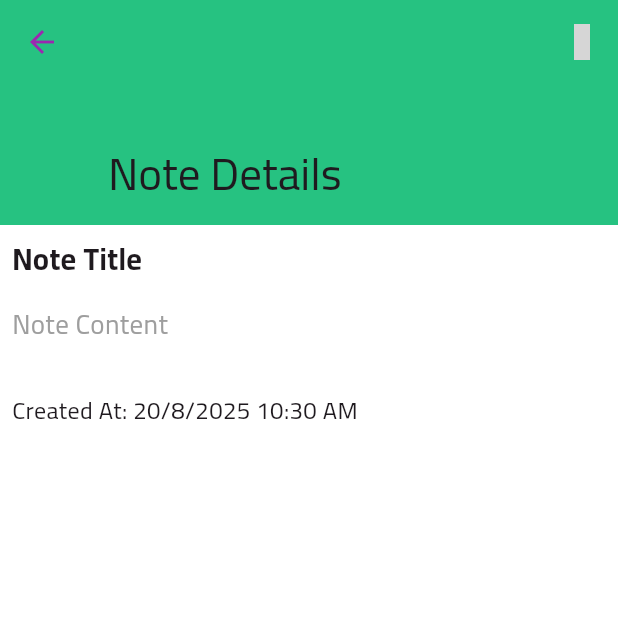
After one commit to Ahmed-Hamdy-911/Jot-Do, a Flutter app: the NoteDetailsView screen opened by its route, on a phone screen of 412 x 824 dp, the top half of it. The commit adds this screen. Run offline on Flutter 3.47's test engine with Material 3 defaults, Android fonts, the phone set to English and light mode, and no system bars; our stand-ins replace animated_splash_screen, bloc, flutter_bloc, flutter_signin_button, flutter_slidable, iconly and 3 more; missing offline and left inert: dynamic_height_grid_view; grey boxes are pictures that could not be loaded.

Commit message:
Added note details view and updated routing, translations, and widgets accordingly.

```diff
--- a/lib/core/routing/app_router.dart
+++ b/lib/core/routing/app_router.dart
@@ -1,5 +1,6 @@
 import 'package:flutter/material.dart';
-import '../../features/home/presentation/views/note/widgets/add_note_view.dart';
+import '../../features/home/presentation/views/note/add_note_view.dart';
+import '../../features/home/presentation/views/note/note_details_view.dart';
 import '../../features/home/presentation/views/task/add_task_view.dart';
 import '../../features/splash/presentation/views/splash_view.dart';
 import '../../features/auth/presentation/views/emailAndPassword/login_view.dart';
@@ -47,6 +48,8 @@ class AppRouter {
         );
       case AppRoutes.addNote:
         return MaterialPageRoute(builder: (_) => const AddNoteView());
+      case AppRoutes.noteDetails:
+        return MaterialPageRoute(builder: (_) => const NoteDetailsView());
       case AppRoutes.addTask:
         return MaterialPageRoute(builder: (_) => const AddTaskView());
       default:
--- /dev/null
+++ b/lib/features/home/presentation/views/note/note_details_view.dart
@@ -0,0 +1,109 @@
+import 'package:flutter/material.dart';
+import 'package:iconly/iconly.dart';
+
+import '../../../../../core/constants/constant.dart';
+import '../../../../../core/widgets/constants_spaces_widgets.dart';
+import '../../../../../generated/l10n.dart';
+
+class NoteDetailsView extends StatefulWidget {
+  const NoteDetailsView({super.key});
+
+  @override
+  State<NoteDetailsView> createState() => _NoteDetailsViewState();
+}
+
+class _NoteDetailsViewState extends State<NoteDetailsView> {
+  late ScrollController _scrollController;
+
+  @override
+  void initState() {
+    super.initState();
+    _scrollController = ScrollController()
+      ..addListener(() {
+        setState(() {});
+      });
+  }
+
+  bool get _isSliverAppBarExpanded {
+    return _scrollController.hasClients &&
+        _scrollController.offset > (140 - kToolbarHeight);
+  }
+
+  @override
+  Widget build(BuildContext context) {
+    var screenWidth = MediaQuery.of(context).size.width;
+    final dateTime = AppConstants.formatDateTime(DateTime.now());
+    return Scaffold(
+      body: CustomScrollView(
+        controller: _scrollController,
+        slivers: [
+          SliverAppBar(
+            expandedHeight: 150,
+            pinned: true,
+            floating: false,
+            backgroundColor: AppConstants.noteColors[0],
+            actions: [
+              IconButton(
+                onPressed: () {},
+                icon: const Icon(IconlyBold.edit),
+              )
+            ],
+            title:
+                _isSliverAppBarExpanded ? Text(S.of(context).note_title) : null,
+            flexibleSpace: FlexibleSpaceBar(
+              title: !_isSliverAppBarExpanded
+                  ? Text(
+                      S.of(context).note_details,
+                      style: TextStyle(
+                        fontSize: screenWidth > 600 ? 30 : 20,
+                      ),
+                    )
+                  : null,
+            ),
+          ),
+          SliverPadding(
+            padding: const EdgeInsets.all(8.0),
+            sliver: SliverList(
+              delegate: SliverChildListDelegate(
+                [
+                  Text(
+                    S.of(context).note_title,
+                    style: TextStyle(
+                      fontWeight: FontWeight.bold,
+                      fontSize: screenWidth > 600 ? 30 : 20,
+                    ),
+                  ),
+                  const MediumSpace(),
+                  Text(
+                    S.of(context).note_content,
+                    style: TextStyle(
+                      fontSize: screenWidth > 600 ? 22 : 18,
+                      color: Colors.grey,
+                    ),
+                  ),
+                  const LargeSpace(),
+                  Row(
+                    children: [
+                      Text(
+                        S.of(context).created_at,
+                        style: TextStyle(
+                          fontSize: screenWidth > 600 ? 18 : 16,
+                        ),
+                      ),
+                      Text(
+                        dateTime,
+                        style: TextStyle(
+                          fontSize: screenWidth > 600 ? 18 : 16,
+                        ),
+                      ),
+                    ],
+                  ),
+                ],
+              ),
+            ),
+          ),
+        ],
+      ),
+    );
+  }
+}
--- a/lib/features/home/presentation/views/note/widgets/note_item.dart
+++ b/lib/features/home/presentation/views/note/widgets/note_item.dart
@@ -1,6 +1,7 @@
 import 'package:flutter/material.dart';
 import 'package:flutter_slidable/flutter_slidable.dart';
 import 'package:iconly/iconly.dart';
+import '../../../../../../core/routing/app_routes.dart';
 import '../../../../../../generated/l10n.dart';
 import '../../../../../../core/constants/constant.dart';
 import '../../../../../../core/widgets/constants_spaces_widgets.dart';
@@ -25,7 +26,9 @@ class NoteItem extends StatelessWidget {
       startActionPane: onDismissibleStartAction(context),
       endActionPane: onDismissibleEndAction(context),
       child: InkWell(
-        onTap: () {},
+        onTap: () {
+          Navigator.pushNamed(context, AppRoutes.noteDetails);
+        },
         borderRadius: BorderRadius.circular(AppConstants.kRadius),
         highlightColor: color.withValues(alpha: 0.3),
         child: Container(
--- a/lib/l10n/intl_ar.arb
+++ b/lib/l10n/intl_ar.arb
@@ -55,6 +55,8 @@
     "login_excited_text": "مرحبًا بعودتك!",
     "register_excited_text": "قم بإنشاء حسابك وافتح الميزات الحصرية.",
     "your_notes": "ملاحظاتك",
+    "note_details": "تفاصيل الملاحظة",
+    "created_at": "تم الانشاء في: ",
     "add_note": "إضافة ملاحظة",
     "note_title": "عنوان الملاحظة",
     "note_content": "محتوى الملاحظة",
--- a/lib/l10n/intl_en.arb
+++ b/lib/l10n/intl_en.arb
@@ -55,6 +55,8 @@
     "login_excited_text": "Happy to see you again!",
     "register_excited_text": "Create your account and unlock exclusive features.",
     "your_notes": "Your Notes",
+    "note_details": "Note Details",
+    "created_at": "Created At: ",
     "add_note": "Add Note",
     "note_title": "Note Title",
     "note_content": "Note Content",
```
Also changed, not shown: lib/features/home/presentation/views/note/add_note_view.dart (renamed from lib/features/home/presentation/views/note/widgets/add_note_view.dart, +4 -4 lines), lib/generated/intl/messages_ar.dart, lib/generated/intl/messages_en.dart, lib/generated/l10n.dart.
